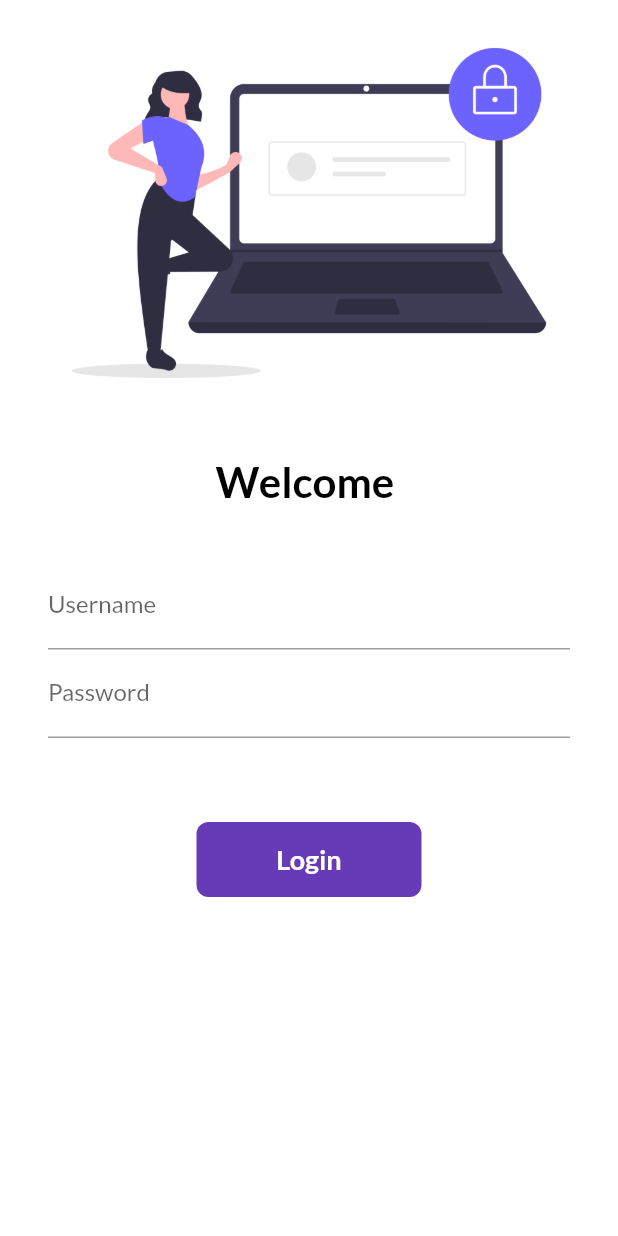
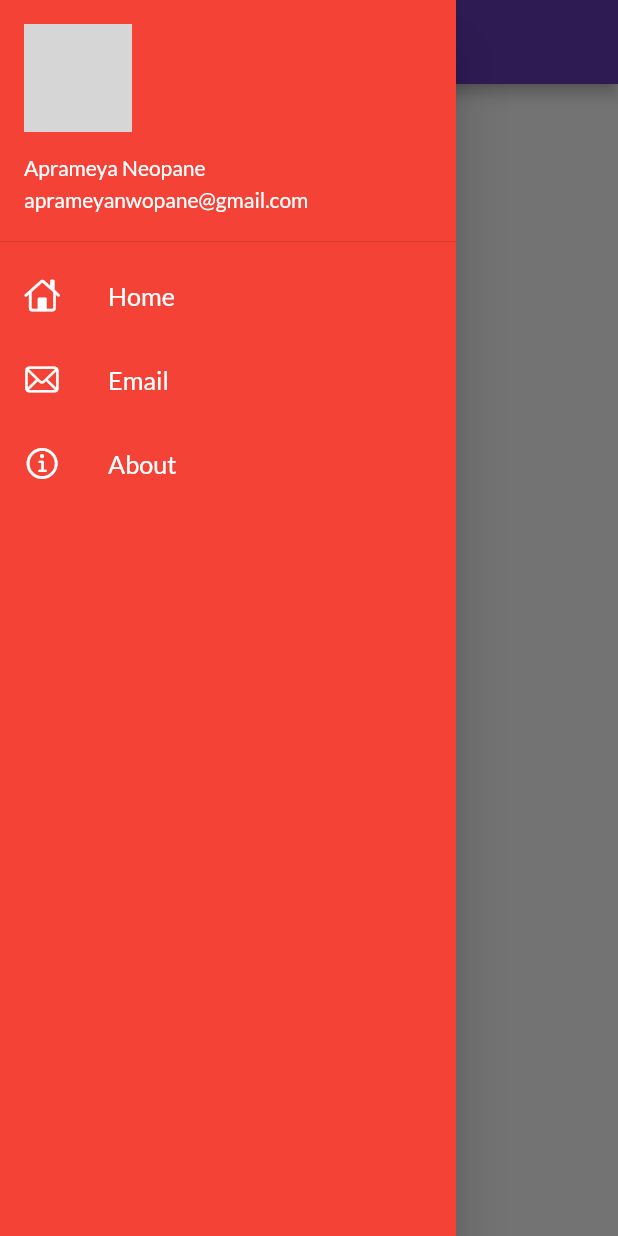
Before and after one commit to aprameya200/learningFlutter, a Flutter app: the screen it shows after launch, with the side drawer open (before the commit the screen has no drawer), on a phone screen of 412 x 824 dp. Run offline on Flutter 3.47's test engine with Material 2 defaults, Android fonts, the phone set to English and light mode, and no system bars; our stand-ins replace google_fonts; network calls fail; grey boxes are pictures that could not be loaded.

Commit message:
menu options in drawer

```diff
--- a/lib/main.dart
+++ b/lib/main.dart
@@ -28,10 +28,10 @@ class MyApp extends StatelessWidget {
           primarySwatch: Colors.deepPurple,
           fontFamily: GoogleFonts.lato()
               .fontFamily), //setting primary forn from google fonts
-      initialRoute: "/", //opens initial route instead of specified routes below
+      //initialRoute: "/", //opens initial route instead of specified routes below
       routes: {
         //routes like laravel
-        "/": (context) => LoginPage(),
+        "/": (context) => HomePage(),
         MyRoutes.homeRoute: (context) =>
             HomePage(), //routing using rpoute classes
         MyRoutes.loginRoute: (context) => LoginPage(),
--- a/lib/pages/home_page.dart
+++ b/lib/pages/home_page.dart
@@ -1,4 +1,5 @@
 import 'package:flutter/material.dart';
+import 'package:learningdart/widgets/drawer.dart';
 
 class HomePage extends StatelessWidget {
   @override
@@ -13,6 +14,7 @@ class HomePage extends StatelessWidget {
             child: Container(
           child: Text("Welcome to home page of app"),
         )),
-        drawer: Drawer()); //hamburger menu icon and feature
+        drawer:
+            MyDrawer()); //hamburger menu icon and feature also it is custom class made by user
   }
 }
--- /dev/null
+++ b/lib/widgets/drawer.dart
@@ -0,0 +1,66 @@
+// ignore_for_file: prefer_const_literals_to_create_immutables, prefer_const_constructors
+
+import 'package:flutter/cupertino.dart';
+import 'package:flutter/material.dart';
+
+class MyDrawer extends StatelessWidget {
+  @override
+  Widget build(BuildContext context) {
+    final imageURL =
+        "https://images.hitpaw.com/topics/video-tips/cute-anime-3.jpg";
+
+    return Drawer(
+      backgroundColor: Colors.red,
+      child: ListView(
+        //adding stuff into drawer
+        children: [
+          // ignore: prefer_const_constructors
+          DrawerHeader(
+              //decoration: BoxDecoration(color: Colors.red),
+              padding: EdgeInsets.zero,
+              child: UserAccountsDrawerHeader(
+                margin: EdgeInsets.zero,
+                decoration: BoxDecoration(color: Colors.red),
+                currentAccountPicture:
+                    CircleAvatar(backgroundImage: NetworkImage(imageURL)),
+                accountName: Text("Aprameya Neopane"),
+                accountEmail: Text("aprameyanwopane@gmail.com"),
+              )),
+          ListTile(
+            leading: Icon(
+              CupertinoIcons.home,
+              color: Colors.white,
+            ),
+            title: Text(
+              "Home",
+              textScaleFactor: 1.2,
+              style: TextStyle(color: Colors.white),
+            ),
+          ),
+          ListTile(
+            leading: Icon(
+              CupertinoIcons.mail,
+              color: Colors.white,
+            ),
+            title: Text(
+              "Email",
+              textScaleFactor: 1.2,
+              style: TextStyle(color: Colors.white),
+            ),
+          ),
+          ListTile(
+            leading: Icon(
+              CupertinoIcons.info_circle,
+              color: Colors.white,
+            ),
+            title: Text(
+              "About",
+              textScaleFactor: 1.2,
+              style: TextStyle(color: Colors.white),
+            ),
+          )
+        ],
+      ),
+    );
+  }
+}
```
Also changed, not shown: assets/images/pappi.jpg (added).
